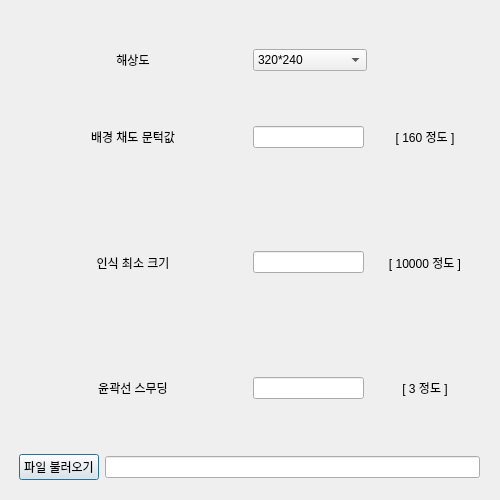
yi1397/Image-processing-eel-sorter, file setting_dialog.ui: the form before one commit.
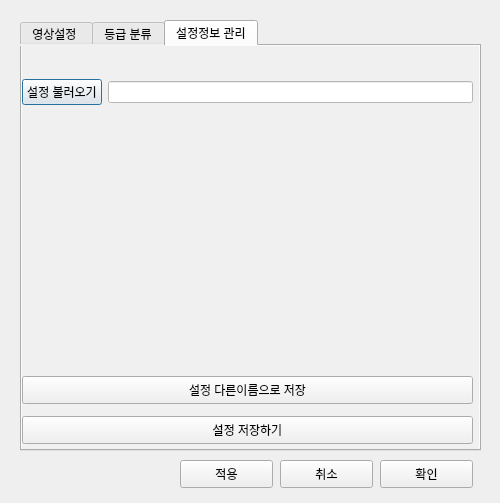
The form after the commit. The open tabs and pages were chosen to show the change.

```diff
--- a/setting_dialog.ui
+++ b/setting_dialog.ui
@@ -7,22 +7,42 @@
     <x>0</x>
     <y>0</y>
     <width>500</width>
-    <height>500</height>
+    <height>503</height>
    </rect>
   </property>
   <property name="windowTitle">
    <string>Dialog</string>
   </property>
-  <widget class="QWidget" name="verticalLayoutWidget">
+  <widget class="QTabWidget" name="tabWidget">
    <property name="geometry">
     <rect>
-     <x>19</x>
-     <y>49</y>
+     <x>20</x>
+     <y>20</y>
      <width>461</width>
      <height>431</height>
     </rect>
    </property>
-   <layout class="QVBoxLayout" name="verticalLayout">
+   <property name="styleSheet">
+    <string notr="true">background-color : #f0f0f0
+</string>
+   </property>
+   <property name="currentIndex">
+    <number>0</number>
+   </property>
+   <widget class="QWidget" name="tab">
+    <attribute name="title">
+     <string>영상설정 </string>
+    </attribute>
+    <widget class="QWidget" name="verticalLayoutWidget">
+     <property name="geometry">
+      <rect>
+       <x>0</x>
+       <y>20</y>
+       <width>451</width>
+       <height>381</height>
+      </rect>
+     </property>
+     <layout class="QVBoxLayout" name="verticalLayout" stretch="1,1,1,1">
     <item>
      <layout class="QHBoxLayout" name="horizontalLayout_5" stretch="1,1">
       <item>
@@ -39,6 +59,10 @@
        <layout class="QHBoxLayout" name="horizontalLayout_6" stretch="1,1">
         <item>
          <widget class="QComboBox" name="comboBox">
+            <property name="styleSheet">
+             <string notr="true">
+</string>
+            </property>
           <item>
            <property name="text">
             <string>320*240</string>
@@ -83,7 +107,11 @@
       <item>
        <layout class="QHBoxLayout" name="horizontalLayout_9" stretch="1,1">
         <item>
-         <widget class="QLineEdit" name="lineEdit_3"/>
+           <widget class="QLineEdit" name="lineEdit_3">
+            <property name="styleSheet">
+             <string notr="true">background-color : white</string>
+            </property>
+           </widget>
         </item>
         <item>
          <widget class="QLabel" name="label_7">
@@ -104,7 +132,7 @@
       <item>
        <widget class="QLabel" name="label_4">
         <property name="text">
-         <string>인식 최소 크기</string>
+           <string>최소 인식 크기</string>
         </property>
         <property name="alignment">
          <set>Qt::AlignCenter</set>
@@ -114,7 +142,11 @@
       <item>
        <layout class="QHBoxLayout" name="horizontalLayout_7" stretch="1,1">
         <item>
-         <widget class="QLineEdit" name="lineEdit_2"/>
+           <widget class="QLineEdit" name="lineEdit_2">
+            <property name="styleSheet">
+             <string notr="true">background-color : white</string>
+            </property>
+           </widget>
         </item>
         <item>
          <widget class="QLabel" name="label_5">
@@ -145,7 +177,11 @@
       <item>
        <layout class="QHBoxLayout" name="horizontalLayout_4" stretch="1,1">
         <item>
-         <widget class="QLineEdit" name="lineEdit"/>
+           <widget class="QLineEdit" name="lineEdit">
+            <property name="styleSheet">
+             <string notr="true">background-color : white</string>
+            </property>
+           </widget>
         </item>
         <item>
          <widget class="QLabel" name="label_2">
@@ -161,25 +197,113 @@
       </item>
      </layout>
     </item>
-    <item>
+     </layout>
+    </widget>
+   </widget>
+   <widget class="QWidget" name="tab_3">
+    <attribute name="title">
+     <string>등급 분류</string>
+    </attribute>
+   </widget>
+   <widget class="QWidget" name="tab_2">
+    <attribute name="title">
+     <string>설정정보 관리</string>
+    </attribute>
+    <widget class="QWidget" name="horizontalLayoutWidget_9">
+     <property name="geometry">
+      <rect>
+       <x>0</x>
+       <y>0</y>
+       <width>451</width>
+       <height>93</height>
+      </rect>
+     </property>
      <layout class="QHBoxLayout" name="horizontalLayout_10">
       <item>
        <widget class="QPushButton" name="pushButton">
         <property name="text">
-         <string>파일 불러오기</string>
+         <string>설정 불러오기</string>
         </property>
        </widget>
       </item>
       <item>
        <widget class="QLineEdit" name="lineEdit_4">
+        <property name="styleSheet">
+         <string notr="true">background-color : white</string>
+        </property>
         <property name="readOnly">
          <bool>true</bool>
         </property>
        </widget>
       </item>
      </layout>
-    </item>
-   </layout>
+    </widget>
+    <widget class="QPushButton" name="pushButton_2">
+     <property name="geometry">
+      <rect>
+       <x>0</x>
+       <y>370</y>
+       <width>451</width>
+       <height>28</height>
+      </rect>
+     </property>
+     <property name="text">
+      <string>설정 저장하기</string>
+     </property>
+    </widget>
+    <widget class="QPushButton" name="pushButton_6">
+     <property name="geometry">
+      <rect>
+       <x>0</x>
+       <y>330</y>
+       <width>451</width>
+       <height>28</height>
+      </rect>
+     </property>
+     <property name="text">
+      <string>설정 다른이름으로 저장</string>
+     </property>
+    </widget>
+   </widget>
+  </widget>
+  <widget class="QPushButton" name="pushButton_3">
+   <property name="geometry">
+    <rect>
+     <x>380</x>
+     <y>460</y>
+     <width>93</width>
+     <height>28</height>
+    </rect>
+   </property>
+   <property name="text">
+    <string>확인</string>
+   </property>
+  </widget>
+  <widget class="QPushButton" name="pushButton_4">
+   <property name="geometry">
+    <rect>
+     <x>280</x>
+     <y>460</y>
+     <width>93</width>
+     <height>28</height>
+    </rect>
+   </property>
+   <property name="text">
+    <string>취소</string>
+   </property>
+  </widget>
+  <widget class="QPushButton" name="pushButton_5">
+   <property name="geometry">
+    <rect>
+     <x>180</x>
+     <y>460</y>
+     <width>93</width>
+     <height>28</height>
+    </rect>
+   </property>
+   <property name="text">
+    <string>적용</string>
+   </property>
   </widget>
  </widget>
  <resources/>
```
Lines whose indentation alone changed are shown as unchanged.
